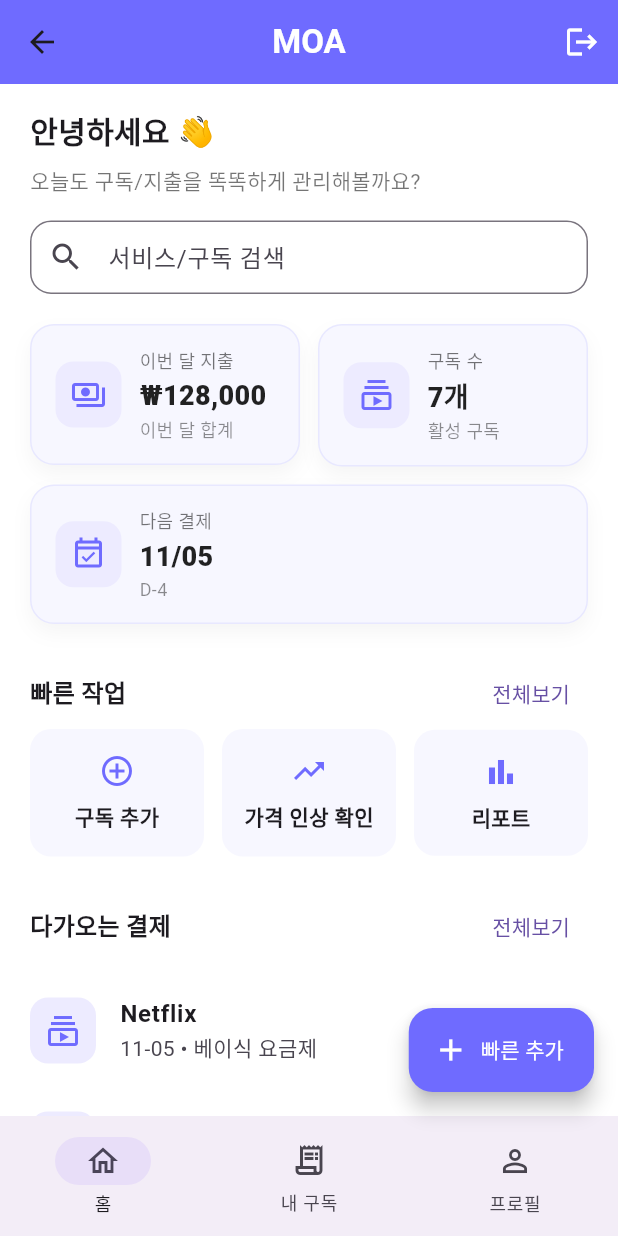
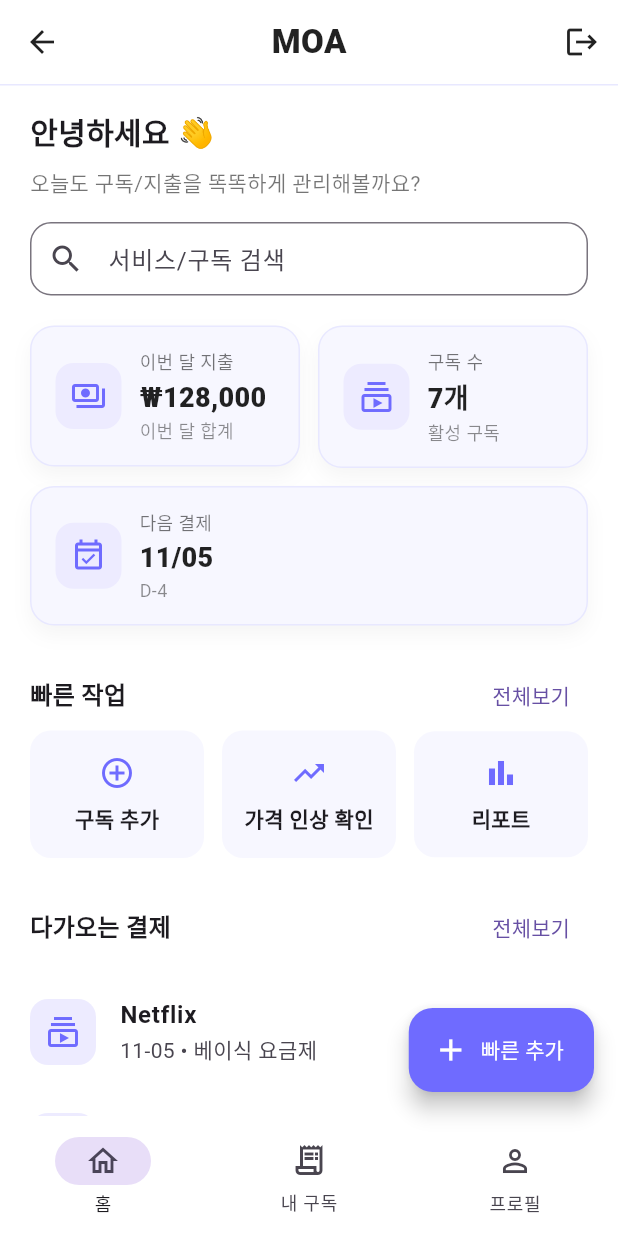
Before and after one commit to FSFSERWRGTA/MOA, a Flutter app: the HomeScreen screen opened by its route, on a phone screen of 412 x 824 dp. Run offline on Flutter 3.47's test engine with Material 3 defaults, Android fonts, the light colour scheme and no system bars.

Commit message:
상단 AppBar 색상 및 구분선 변경 (보라 -> 흰색)

```diff
--- a/lib/screens/home_screen.dart
+++ b/lib/screens/home_screen.dart
@@ -1,4 +1,5 @@
 import 'package:flutter/material.dart';
+import 'package:flutter/services.dart'; // ← 상태바 아이콘 색 지정용
 import '../routes/app_router.dart';
 
 class HomeScreen extends StatefulWidget {
@@ -17,21 +18,32 @@ class _HomeScreenState extends State<HomeScreen> {
 
   @override
   Widget build(BuildContext context) {
+    const appBg = Colors.white; // 전체 배경
+    const divider = Color(0xFFE8E8FF); // 상단 구분선 색 (보라 라이트)
+
     return Scaffold(
-      backgroundColor: Colors.white,
+      backgroundColor: appBg,
 
       appBar: AppBar(
-        backgroundColor: purple,
-        elevation: 0,
+        backgroundColor: appBg, // 배경이랑 비슷하게(동일)
+        elevation: 0, // 그림자 제거
+        scrolledUnderElevation: 0, // 스크롤 음영 제거(Material3)
+        surfaceTintColor: Colors.transparent, // 업리프트 틴트 제거
+        systemOverlayStyle: SystemUiOverlayStyle.dark, // 상태바 아이콘 어두운색
+        centerTitle: true,
         title: const Text(
           'MOA',
-          style: TextStyle(color: Colors.white, fontWeight: FontWeight.w700),
+          style: TextStyle(
+            color: Colors.black87,
+            fontWeight: FontWeight.w800,
+            letterSpacing: 0.3,
+          ),
         ),
-        centerTitle: true,
+        iconTheme: const IconThemeData(color: Colors.black87),
         actions: [
           IconButton(
             tooltip: '로그아웃',
-            icon: const Icon(Icons.logout, color: Colors.white),
+            icon: const Icon(Icons.logout, color: Colors.black87),
             onPressed: () {
               Navigator.pushNamedAndRemoveUntil(
                 context,
@@ -41,11 +53,15 @@ class _HomeScreenState extends State<HomeScreen> {
             },
           ),
         ],
+        // ↓ 얇은 하단 구분선만
+        bottom: const PreferredSize(
+          preferredSize: Size.fromHeight(1),
+          child: Divider(height: 1, thickness: 1, color: divider),
+        ),
       ),
 
       body: RefreshIndicator(
         onRefresh: () async {
-          // TODO: 실제 데이터 새로고침
           await Future<void>.delayed(const Duration(milliseconds: 600));
           if (mounted) setState(() {});
         },
@@ -125,11 +141,9 @@ class _HomeScreenState extends State<HomeScreen> {
                             label: '구독 추가',
                             icon: Icons.add_circle_outline,
                             onTap: () {
-                              // TODO: 구독 추가 화면으로 이동
                               ScaffoldMessenger.of(context).showSnackBar(
                                 const SnackBar(
-                                  content: Text('구독 추가 화면으로 이동 예정'),
-                                ),
+                                    content: Text('구독 추가 화면으로 이동 예정')),
                               );
                             },
                           ),
@@ -175,23 +189,19 @@ class _HomeScreenState extends State<HomeScreen> {
 
       // 하단 네비 + FAB
       bottomNavigationBar: NavigationBar(
+        backgroundColor: appBg, // 네비도 배경과 일치
+        surfaceTintColor: Colors.transparent, // 틴트 제거
         selectedIndex: 0,
-        onDestinationSelected: (i) {
-          // TODO: 다른 탭 연결
-        },
+        onDestinationSelected: (i) {},
         destinations: const [
           NavigationDestination(icon: Icon(Icons.home_outlined), label: '홈'),
           NavigationDestination(
-            icon: Icon(Icons.receipt_long_outlined),
-            label: '내 구독',
-          ),
+              icon: Icon(Icons.receipt_long_outlined), label: '내 구독'),
           NavigationDestination(icon: Icon(Icons.person_outline), label: '프로필'),
         ],
       ),
       floatingActionButton: FloatingActionButton.extended(
-        onPressed: () {
-          // TODO: 빠른 추가
-        },
+        onPressed: () {},
         backgroundColor: purple,
         label: const Text('빠른 추가', style: TextStyle(color: Colors.white)),
         icon: const Icon(Icons.add, color: Colors.white),
@@ -236,10 +246,8 @@ class _SearchBar extends StatelessWidget {
       decoration: InputDecoration(
         hintText: '서비스/구독 검색',
         prefixIcon: const Icon(Icons.search),
-        contentPadding: const EdgeInsets.symmetric(
-          horizontal: 14,
-          vertical: 12,
-        ),
+        contentPadding:
+            const EdgeInsets.symmetric(horizontal: 14, vertical: 12),
         border: OutlineInputBorder(
           borderRadius: BorderRadius.circular(14),
           borderSide: const BorderSide(color: Colors.black26),
@@ -305,29 +313,22 @@ class _StatCard extends StatelessWidget {
                 Text(
                   title,
                   style: const TextStyle(
-                    fontSize: 12,
-                    color: Colors.black54,
-                    height: 1.1,
-                  ),
+                      fontSize: 12, color: Colors.black54, height: 1.1),
                 ),
                 const SizedBox(height: 4),
                 Text(
                   value,
                   style: const TextStyle(
-                    fontSize: 18,
-                    fontWeight: FontWeight.w800,
-                    color: Colors.black87,
-                  ),
+                      fontSize: 18,
+                      fontWeight: FontWeight.w800,
+                      color: Colors.black87),
                 ),
                 if (subtitle != null) ...[
                   const SizedBox(height: 2),
                   Text(
                     subtitle!,
                     style: const TextStyle(
-                      fontSize: 12,
-                      color: Colors.black45,
-                      height: 1.1,
-                    ),
+                        fontSize: 12, color: Colors.black45, height: 1.1),
                   ),
                 ],
               ],
@@ -380,10 +381,8 @@ class _SectionHeader extends StatelessWidget {
   Widget build(BuildContext context) {
     return Row(
       children: [
-        Text(
-          title,
-          style: const TextStyle(fontSize: 16, fontWeight: FontWeight.w700),
-        ),
+        Text(title,
+            style: const TextStyle(fontSize: 16, fontWeight: FontWeight.w700)),
         const Spacer(),
         TextButton(onPressed: () {}, child: const Text('전체보기')),
       ],
@@ -420,23 +419,15 @@ class _UpcomingTile extends StatelessWidget {
           color: const Color(0xFFEDEBFF),
           borderRadius: BorderRadius.circular(12),
         ),
-        child: const Icon(
-          Icons.subscriptions_outlined,
-          color: Color(0xFF6F6BFF),
-        ),
+        child:
+            const Icon(Icons.subscriptions_outlined, color: Color(0xFF6F6BFF)),
       ),
-      title: Text(
-        item.service,
-        style: const TextStyle(fontWeight: FontWeight.w700),
-      ),
+      title: Text(item.service,
+          style: const TextStyle(fontWeight: FontWeight.w700)),
       subtitle: Text('${item.date} • ${item.note}'),
-      trailing: Text(
-        item.price,
-        style: const TextStyle(fontWeight: FontWeight.w700),
-      ),
-      onTap: () {
-        // TODO: 상세 화면 이동
-      },
+      trailing:
+          Text(item.price, style: const TextStyle(fontWeight: FontWeight.w700)),
+      onTap: () {},
     );
   }
 }
```
